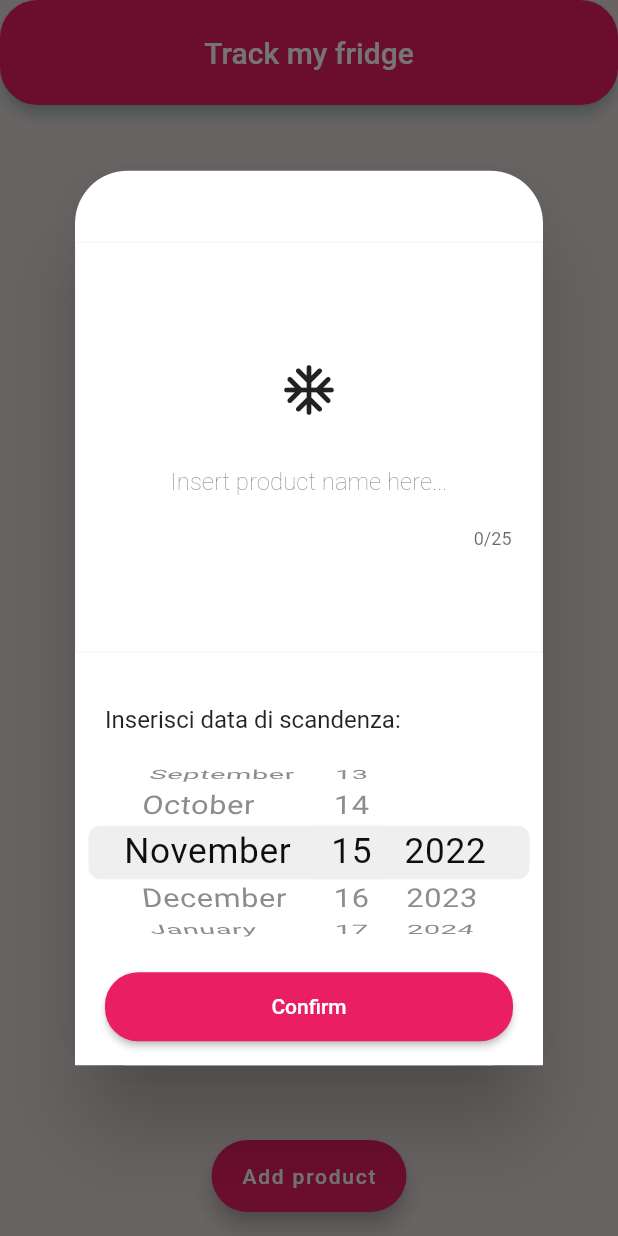
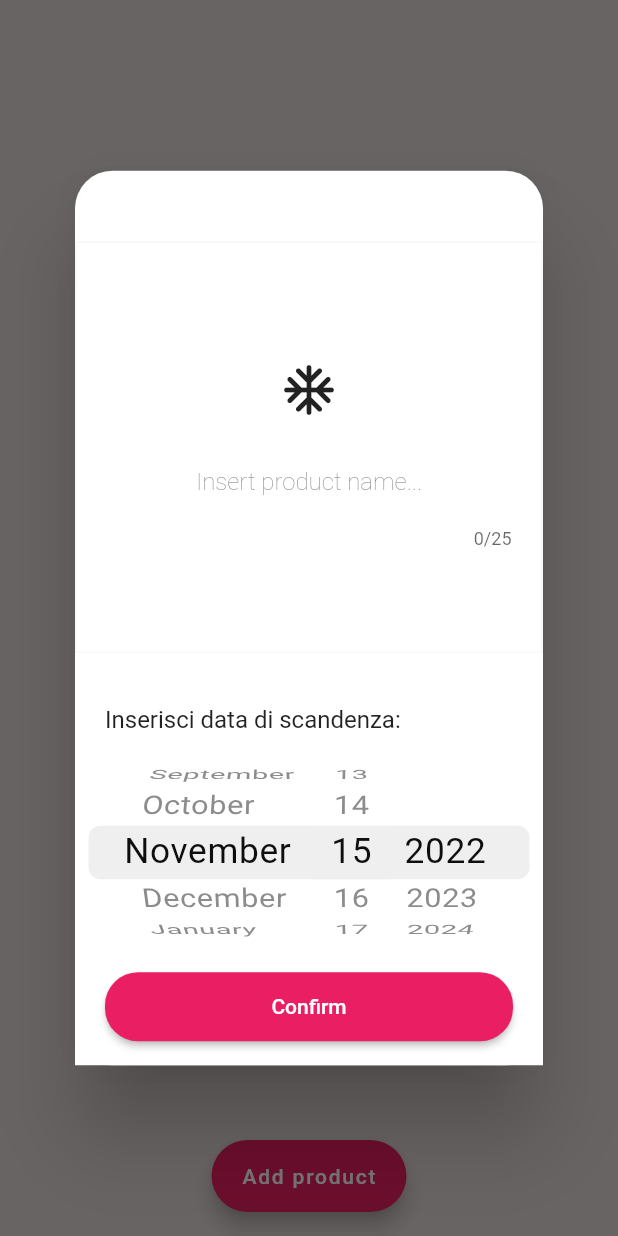
Before and after one commit to marraviglioso/Trackmyfridge, a Flutter app: the screen it shows after launch, after a tap on "Add product", on a phone screen of 412 x 824 dp. Run offline on Flutter 3.47's test engine with Material 2 defaults, Android fonts, the phone set to English and light mode, and no system bars; our stand-ins replace elegant_notification, objectbox; generated files the repository leaves out were written again.

Commit message:
minor update
Updated packages in pubspec.yaml, minor fixes

```diff
--- a/lib/screens/add_product.dart
+++ b/lib/screens/add_product.dart
@@ -39,7 +39,7 @@ class _AddProductScreenState extends State<AddProductScreen> {
       child: AlertDialog(
         shape: const RoundedRectangleBorder(
           borderRadius: BorderRadius.all(
-            Radius.circular(35),
+            Radius.circular(25),
           ),
         ),
         title: const Text(''),
@@ -79,7 +79,7 @@ class _AddProductScreenState extends State<AddProductScreen> {
                               fontSize: 26, fontWeight: FontWeight.w500),
                           decoration: const InputDecoration(
                             border: InputBorder.none,
-                            hintText: 'Insert product name here...',
+                            hintText: 'Insert product name...',
                             hintStyle: TextStyle(
                               fontSize: 16,
                               fontWeight: FontWeight.w200,
--- a/lib/screens/boxes.dart
+++ b/lib/screens/boxes.dart
@@ -65,16 +65,7 @@ class _HomeScreenState extends State<HomeScreen> {
   Widget build(BuildContext context) {
     return Scaffold(
       backgroundColor: const Color(0xFFE5DBD9), //gainsboro
-      appBar: AppBar(
-        centerTitle: true,
-        toolbarHeight: 70,
-        shape: const RoundedRectangleBorder(
-            borderRadius: BorderRadius.all(Radius.circular(25))),
-        shadowColor: const Color(0xFF9AD9DB),
-        title: const Text(
-          'Track my fridge',
-        ),
-      ),
+      resizeToAvoidBottomInset: false,
       body: Padding(
         padding: const EdgeInsets.only(top: 18.0),
         child: _groups.isEmpty
@@ -114,12 +105,12 @@ class _HomeScreenState extends State<HomeScreen> {
                         ElegantNotification(
                           enableShadow: false,
                           showProgressIndicator: false,
-                          radius: 25,
-                          notificationPosition: NOTIFICATION_POSITION.bottom,
+                          radius: 23,
+                          notificationPosition: NotificationPosition.center,
                           toastDuration: const Duration(milliseconds: 4500),
                           title: const Text('Deleted!'),
                           description:
-                              Text(product.name + " has been deleted."),
+                              Text("${product.name} has been deleted."),
                           icon: const Icon(
                             Icons.delete_forever_rounded,
                             color: Colors.red,
```
Also changed, not shown: pubspec.yaml (+8 -8 lines), 1 other file.
